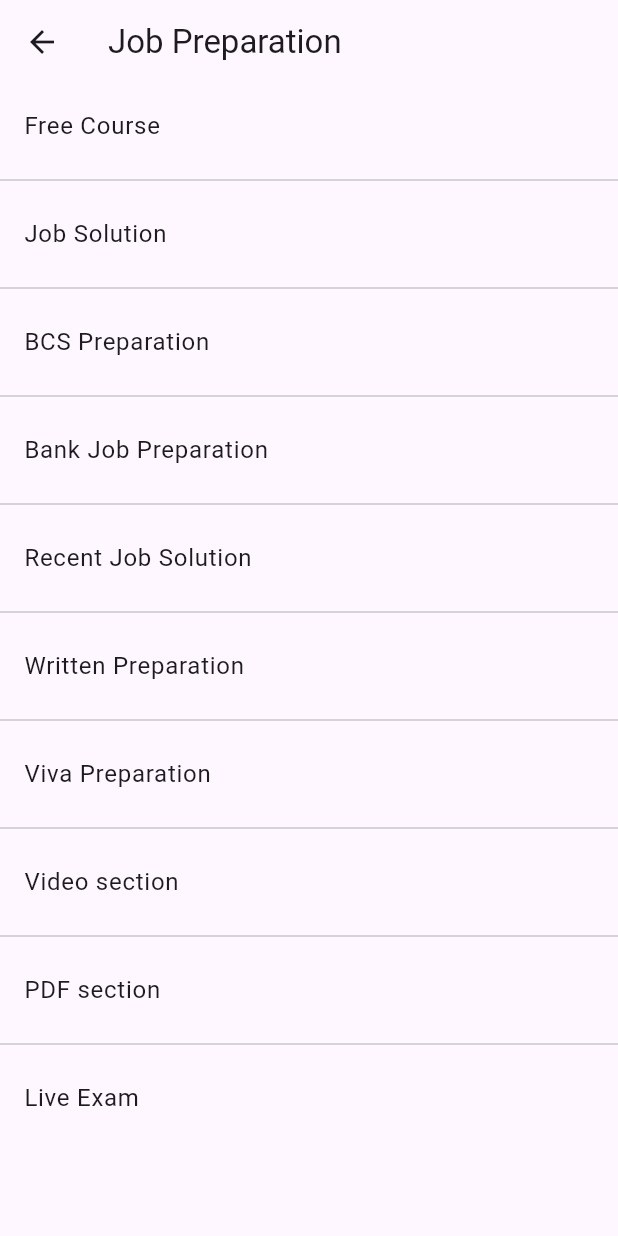
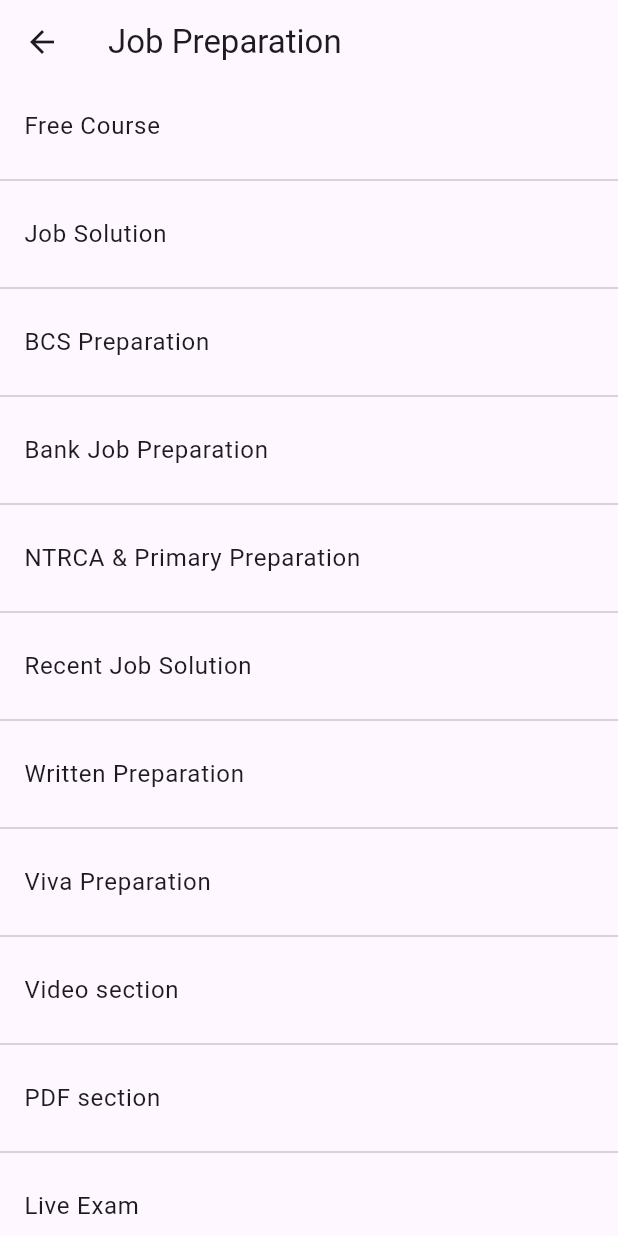
Before and after one commit to ai-rayhan/egalee_admin, a Flutter app: the JobPreparationScreen screen opened directly, on a phone screen of 412 x 824 dp. Run offline on Flutter 3.47's test engine with Material 3 defaults, Android fonts, the phone set to English and light mode, and no system bars; our stand-ins replace cloud_firestore, file_picker, firebase_auth, firebase_core, firebase_storage; accounts and stored records are empty.

Commit message:
fix job prep

```diff
--- a/lib/screens/ilts_screen/view.dart
+++ b/lib/screens/ilts_screen/view.dart
@@ -10,19 +10,6 @@
     return Scaffold(
         appBar: AppBar(
           title: const Text('All Modules'),
-          // actions: [
-          //   IconButton(
-          //     icon: const Icon(Icons.add),
-          //     onPressed: () {
-          //       Navigator.push(
-          //         context,
-          //         MaterialPageRoute(
-          //           builder: (context) => AddModuleScreen(),
-          //         ),
-          //       );
-          //     },
-          //   ),
-          // ],
         ),
         body: ListView.separated(
             shrinkWrap: true,
@@ -46,51 +33,6 @@
                 ),
             separatorBuilder: (context, index) => const Divider(),
             itemCount: modules.length)
-        //            FutureBuilder(
-        //   future: FirebaseFirestore.instance.collection('ilts').get(),
-        //   builder: (context, AsyncSnapshot<QuerySnapshot> snapshot) {
-        //     if (snapshot.connectionState == ConnectionState.waiting) {
-        //       return const Center(
-        //         child: CircularProgressIndicator(),
-        //       );
-        //     } else if (snapshot.hasError) {
-        //       return Center(
-        //         child: Text('Error: ${snapshot.error}'),
-        //       );
-        //     } else if (!snapshot.hasData || snapshot.data!.docs.isEmpty) {
-        //       return const Center(
-        //         child: Text('No data available'),
-        //       );
-        //     } else {
-        //       return ListView.builder(
-        //         itemCount: snapshot.data!.docs.length,
-        //         itemBuilder: (context, index) {
-        //           var document = snapshot.data!.docs[index];
-        //           return GestureDetector(
-        //             onTap: () {
-        //               Navigator.push(
-        //                 context,
-        //                 MaterialPageRoute(
-        //                   builder: (context) => TopicListScreen(
-        //                     documentId: document.id,
-        //                     moduleName: document['title'],
-        //                   ),
-        //                 ),
-        //               );
-        //             },
-        //             child: Card(
-        //               child: ListTile(
-        //                 title: Text(document['title']),
-        //                 subtitle: Text(document['subtitle']),
-        //                 // leading: Image.network(document['imageLink']),
-        //               ),
-        //             ),
-        //           );
-        //         },
-        //       );
-        //     }
-        //   },
-        // ),
         );
   }
 }
@@ -102,14 +44,6 @@
   const TopicListScreen(
       {Key? key, required this.documentId, required this.moduleName})
       : super(key: key);
-  // Future<void> _deleteTopic(id) async {
-  //   await FirebaseFirestore.instance
-  //       .collection('ilts')
-  //       .doc(documentId)
-  //       .collection('topics')
-  //       .doc(id)
-  //       .delete();
-  // }
 
   @override
   Widget build(BuildContext context) {
@@ -291,7 +225,7 @@
     moduleIcon: Icons.school,
   ),
   const Module(
-    moduleName: "FB Group",
-    moduleIcon: Icons.group,
+    moduleName: "Visa Processing",
+    moduleIcon: Icons.wifi_protected_setup,
   ),
 ];
--- a/lib/screens/job_preparation_screen/job_preparation_screen.dart
+++ b/lib/screens/job_preparation_screen/job_preparation_screen.dart
@@ -65,6 +65,9 @@
       moduleName: "Bank Job Preparation",
       route: AllSubjectScreen(groupName: 'Bank Job Preparation')),
   const Module(
+      moduleName: "NTRCA & Primary Preparation",
+      route: AllSubjectScreen(groupName: 'NTRCA & Primary Preparation')),
+  const Module(
       moduleName: "Recent Job Solution",
       route: LiveExamSubjectScreen(groupName: 'Recent Job Solution')),
   const Module(
--- a/lib/screens/skill_career_screen/add.dart
+++ b/lib/screens/skill_career_screen/add.dart
@@ -8,6 +8,8 @@
   final TextEditingController titleController = TextEditingController();
   final TextEditingController subtitleController = TextEditingController();
   final TextEditingController imageLinkController = TextEditingController();
+
+  AddModuleScreen({super.key});
 
   void _addCollectionDocument(BuildContext context) {
     FirebaseFirestore.instance.collection('skillcareer').add({
@@ -64,7 +66,7 @@
 class AddTopicScreen extends StatefulWidget {
   final String documentId;
 
-  AddTopicScreen({Key? key, required this.documentId}) : super(key: key);
+  const AddTopicScreen({Key? key, required this.documentId}) : super(key: key);
 
   @override
   State<AddTopicScreen> createState() => _AddTopicScreenState();
```
Also changed, not shown: lib/screens/job_preparation_screen/common_screen/add/add_topic_screen.dart (+62 -11 lines).
